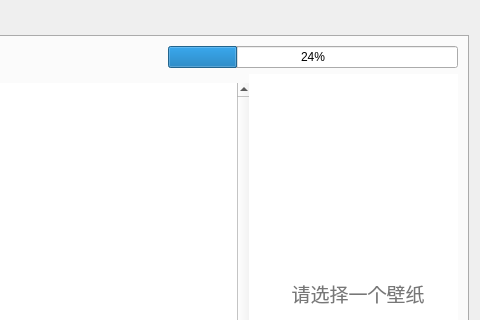
Above: widgets/main.ui from w703001848/Wallpaper_Engine_Tools before the change; both pictures show x 544 to 1024 and y 0 to 320 of the 1024 by 768 pixel window. Below: the same form after it.
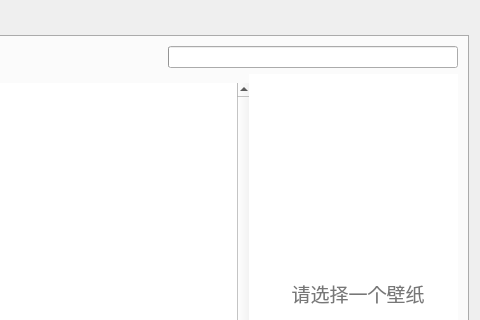
That is the form after the change. Icons and pictures are not drawn.

```diff
--- a/widgets/main.ui
+++ b/widgets/main.ui
@@ -132,11 +132,7 @@
           </spacer>
          </item>
          <item>
-          <widget class="QProgressBar" name="progressBar">
-           <property name="value">
-            <number>24</number>
-           </property>
-          </widget>
+          <widget class="QProgressBar" name="progressBar"/>
          </item>
         </layout>
        </item>
```
